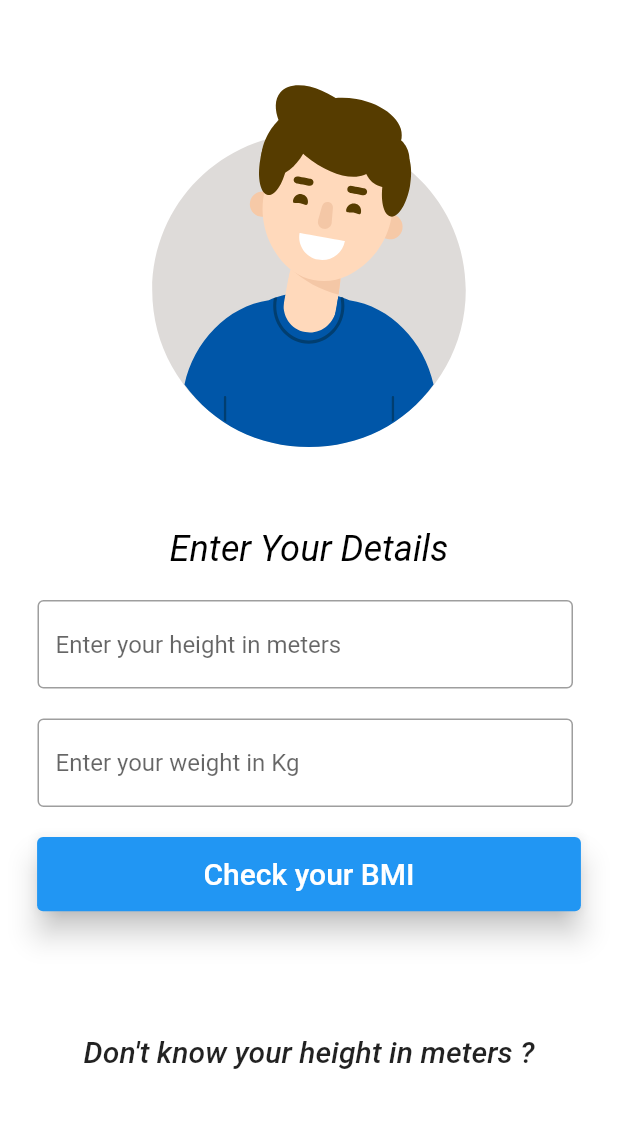
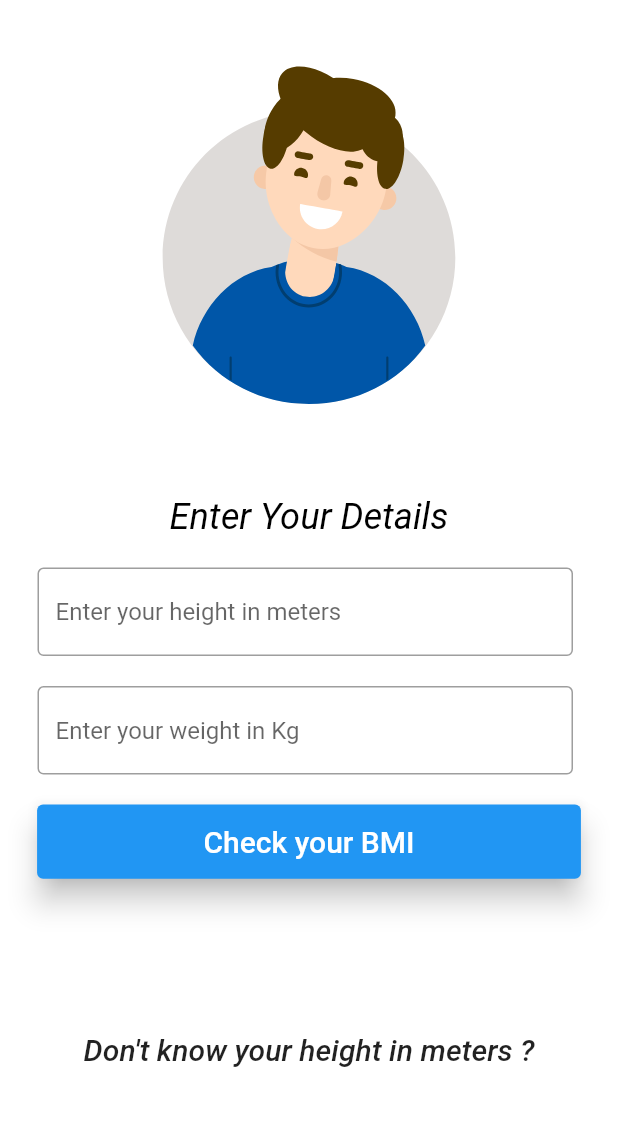
Before and after one commit to shivamgupta7837/Bmi-Calculator, a Flutter app: the screen it shows after launch, after a tap on "Male", on a phone screen of 412 x 824 dp, the part 63-1191 px from its top. Run offline on Flutter 3.47's test engine with Material 2 defaults, Android fonts, the phone set to English and light mode, and no system bars; our stand-ins replace lottie.

Commit message:
new update

```diff
--- a/lib/screens/check_bmi.dart
+++ b/lib/screens/check_bmi.dart
@@ -62,7 +62,12 @@ class _CheckBmiState extends State<CheckBmi> {
           key: _formKey,
           child: Column(
             children: [
-              checkMaleOrFeamle(),
+              Container(
+                // height: isOther==false ? 200 : MediaQuery.of(context).size.height * 0.3,
+                height: MediaQuery.of(context).size.height * 0.35,
+                margin: EdgeInsets.only(bottom: 20),
+                child: checkMaleOrFeamle(),
+              ),
               const SizedBox(height: 8),
               const Text(
                 "Enter Your Details",
@@ -129,9 +134,12 @@ class _CheckBmiState extends State<CheckBmi> {
                 ),
               ),
                SizedBox(height:MediaQuery.of(context).size.height * 0.1),
-              GestureDetector(
-                child: const Text("Don't know your height in meters ?",style: TextStyle(fontSize: 20,fontStyle: FontStyle.italic,fontWeight: FontWeight.w500),),
-                onTap: ()=> Navigator.push(context, MaterialPageRoute(builder: (context) => Convertor(),)),
+              Container(
+                margin: EdgeInsets.only(top: 20),
+                child: GestureDetector(
+                  child: const Text("Don't know your height in meters ?",style: TextStyle(fontSize: 20,fontStyle: FontStyle.italic,fontWeight: FontWeight.w500),),
+                  onTap: ()=> Navigator.push(context, MaterialPageRoute(builder: (context) => Convertor(),)),
+                ),
               ),
             ],
           ),
@@ -142,10 +150,10 @@ class _CheckBmiState extends State<CheckBmi> {
 
   dynamic checkMaleOrFeamle() {
     if (widget.isMale == true) {
-      return Lottie.asset(widget.maleAvatar!, height: 330);
+      return Lottie.asset(widget.maleAvatar!);
     } else if (widget.isFemale == true) {
-      return Lottie.asset(widget.femaleAvatar!, height: 300, width: 430);
+      return Lottie.asset(widget.femaleAvatar!);
     }
-    return Image.asset(widget.otherAvatar!, height: 230, width: 400);
+    return Image.asset(widget.otherAvatar!);
   }
 }
--- a/lib/screens/choose_gender.dart
+++ b/lib/screens/choose_gender.dart
@@ -13,6 +13,7 @@ class ChooseGender extends StatelessWidget {
       appBar: AppBar(
         backgroundColor: Colors.white,
         elevation: 0,
+        // centerTitle: true,
         title: Row(
           mainAxisAlignment: MainAxisAlignment.center,
           children: const [
--- a/lib/screens/convertor.dart
+++ b/lib/screens/convertor.dart
@@ -48,7 +48,7 @@ class _ConvertorState extends State<Convertor> {
               keyboardType: TextInputType.number,
               decoration: const InputDecoration(
                 label: Text("Enter height in feet"),
-                  hintText: "Enter your height in feet",
+                  hintText: "Enter your height ",
                   border: OutlineInputBorder()),
             ),
           ),
--- a/lib/screens/result.dart
+++ b/lib/screens/result.dart
@@ -14,7 +14,7 @@ class BmiResult extends StatelessWidget {
       final result = double.parse(weight.text) /
           (double.parse(height.text) *
           double.parse(height.text));
-       result.round();
+       return result.round();
     }
 
     var result = calculateBmi();
```
